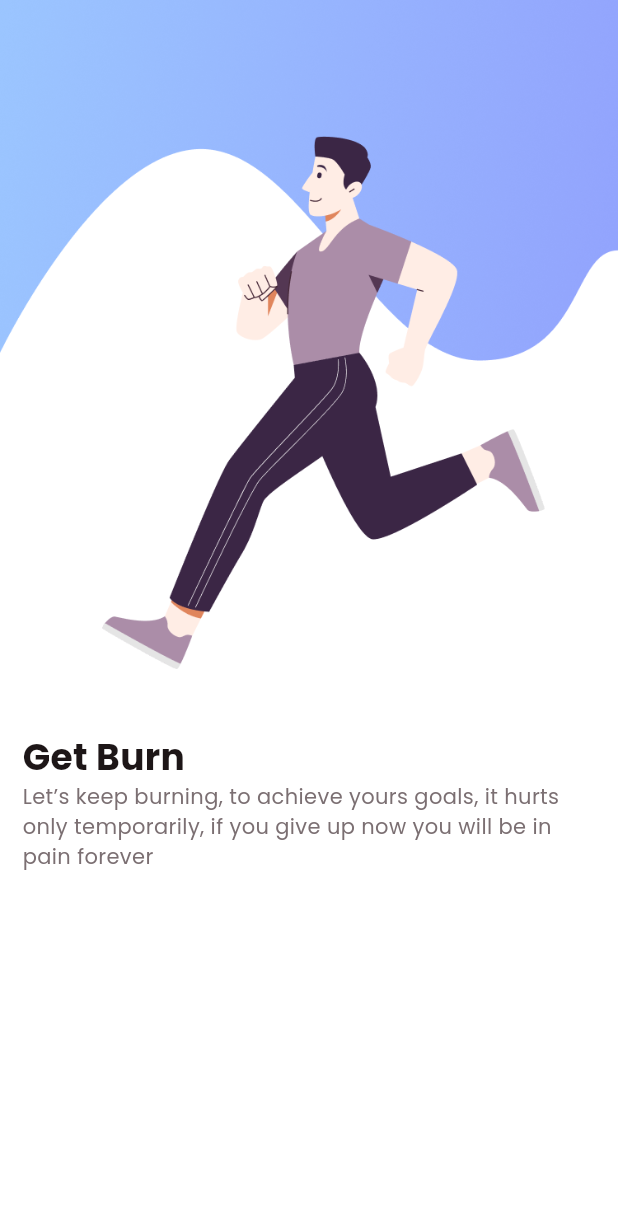
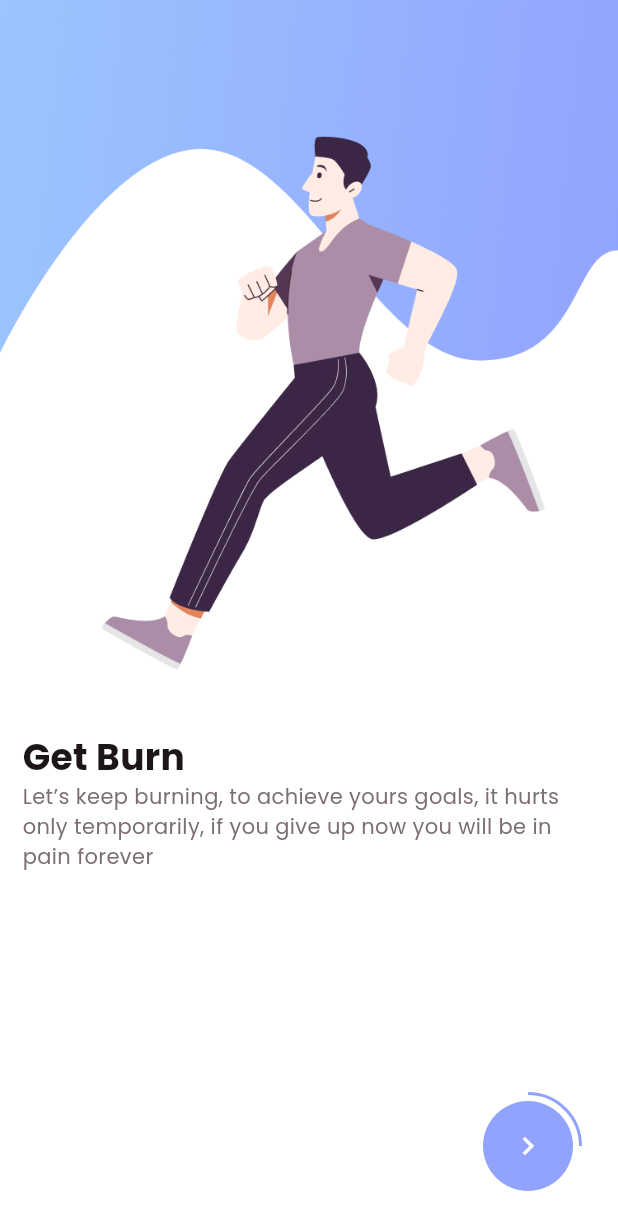
Before and after one commit to richardvishal/fitness, a Flutter app: the screen it shows after launch, swiped to page 2, on a phone screen of 412 x 824 dp. Shown: the top 1230 px of the screen. Run offline on Flutter 3.47's test engine with Material 3 defaults, Android fonts, the phone set to English and light mode, and no system bars.

Commit message:
Added button on onBoarding Screen

```diff
--- a/lib/view/on_boarding/on_boarding_view.dart
+++ b/lib/view/on_boarding/on_boarding_view.dart
@@ -11,24 +11,41 @@ class OnBoardingView extends StatefulWidget {
 }
 
 class _OnBoardingViewState extends State<OnBoardingView> {
+  int selectedPage = 0;
   PageController controller = PageController();
-  List<Map<String, String>> pageObjects= [
+
+  @override
+  void initState() {
+    super.initState();
+    controller.addListener(() {
+      selectedPage = controller.page?.round() ?? 0;
+      setState(() {});
+    });
+  }
+
+  List<Map<String, String>> pageObjects = [
     {
       "title": "Track Your Goal",
-      "subtitle": "Don't worry if you have trouble determining your goals, We can help you determine your goals and track your goals",
+      "subtitle":
+          "Don't worry if you have trouble determining your goals, We can help you determine your goals and track your goals",
       "image": "assets/images/onBoarding1.png",
     },
     {
       "title": "Get Burn",
-      "subtitle": "Let’s keep burning, to achieve yours goals, it hurts only temporarily, if you give up now you will be in pain forever",
+      "subtitle":
+          "Let’s keep burning, to achieve yours goals, it hurts only temporarily, if you give up now you will be in pain forever",
       "image": "assets/images/onBoarding2.png",
-    },{
+    },
+    {
       "title": "Eat Well",
-      "subtitle": "Let's start a healthy lifestyle with us, we can determine your diet every day. healthy eating is fun",
+      "subtitle":
+          "Let's start a healthy lifestyle with us, we can determine your diet every day. healthy eating is fun",
       "image": "assets/images/onBoarding3.png",
-    },{
+    },
+    {
       "title": "Improve Sleep Quality",
-      "subtitle": "Improve the quality of your sleep with us, good quality sleep can bring a good mood in the morning",
+      "subtitle":
+          "Improve the quality of your sleep with us, good quality sleep can bring a good mood in the morning",
       "image": "assets/images/onBoarding4.png",
     }
   ];
@@ -37,6 +54,7 @@ class _OnBoardingViewState extends State<OnBoardingView> {
     return Scaffold(
       backgroundColor: TColor.white,
       body: Stack(
+        alignment: Alignment.bottomRight,
         children: [
           PageView.builder(
             controller: controller,
@@ -45,6 +63,44 @@ class _OnBoardingViewState extends State<OnBoardingView> {
               return OnBoardingPage(pageObject: pageObj);
             },
           ),
+          SizedBox(
+            height: 120,
+            width: 120,
+            child: Stack(
+              alignment: Alignment.center,
+              children: [
+                SizedBox(
+                  width: 70,
+                  height: 70,
+                  child: CircularProgressIndicator(
+                    color: TColor.primaryColor1,
+                    value: selectedPage / 4,
+                    strokeWidth: 2,
+                  ),
+                ),
+                Container(
+                  margin: EdgeInsets.symmetric(horizontal: 30, vertical: 30),
+                  width: 60,
+                  height: 60,
+                  decoration: BoxDecoration(
+                    borderRadius: BorderRadius.circular(30),
+                    color: TColor.primaryColor1,
+                  ),
+                  child: IconButton(
+                    onPressed: () {
+                      if (selectedPage < 3) {
+                        selectedPage = selectedPage + 1;
+                        controller.jumpToPage(selectedPage);
+                        setState(() {});
+                      } else {}
+                    },
+                    icon: Icon(Icons.navigate_next),
+                    color: TColor.white,
+                  ),
+                ),
+              ],
+            ),
+          ),
         ],
       ),
     );
```
